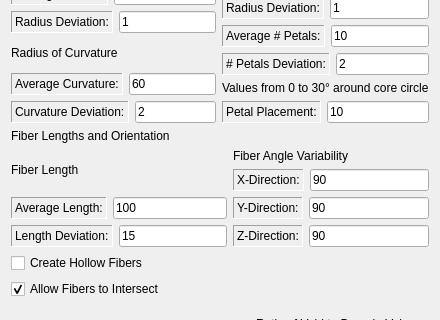
The window that gui/src/Generate/randomfibersgencurvedflower.ui (nasa/puma) describes before a commit, drawn with Qt 5; both pictures show x 0 to 440 and y 215 to 535 of the 440 by 932 pixel window.
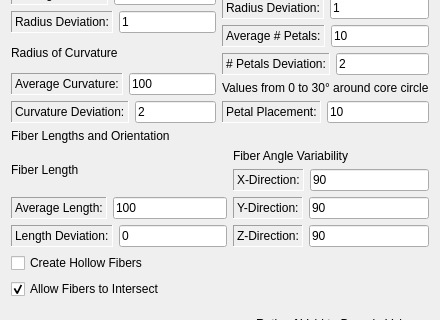
The same window after the commit.

Commit message: updated default values in the GUI

The edit to the form file:
```diff
--- a/gui/src/Generate/randomfibersgencurvedflower.ui
+++ b/gui/src/Generate/randomfibersgencurvedflower.ui
@@ -270,7 +270,7 @@
                  <item>
                   <widget class="QLineEdit" name="avgRadiusCurvEdit">
                    <property name="text">
-                    <string>60</string>
+                    <string>100</string>
                    </property>
                   </widget>
                  </item>
@@ -563,7 +563,7 @@
                <item>
                 <widget class="QLineEdit" name="lengthDevEdit">
                  <property name="text">
-                  <string>15</string>
+                  <string>0</string>
                  </property>
                 </widget>
                </item>
```
The commit also changes 5 other files.
